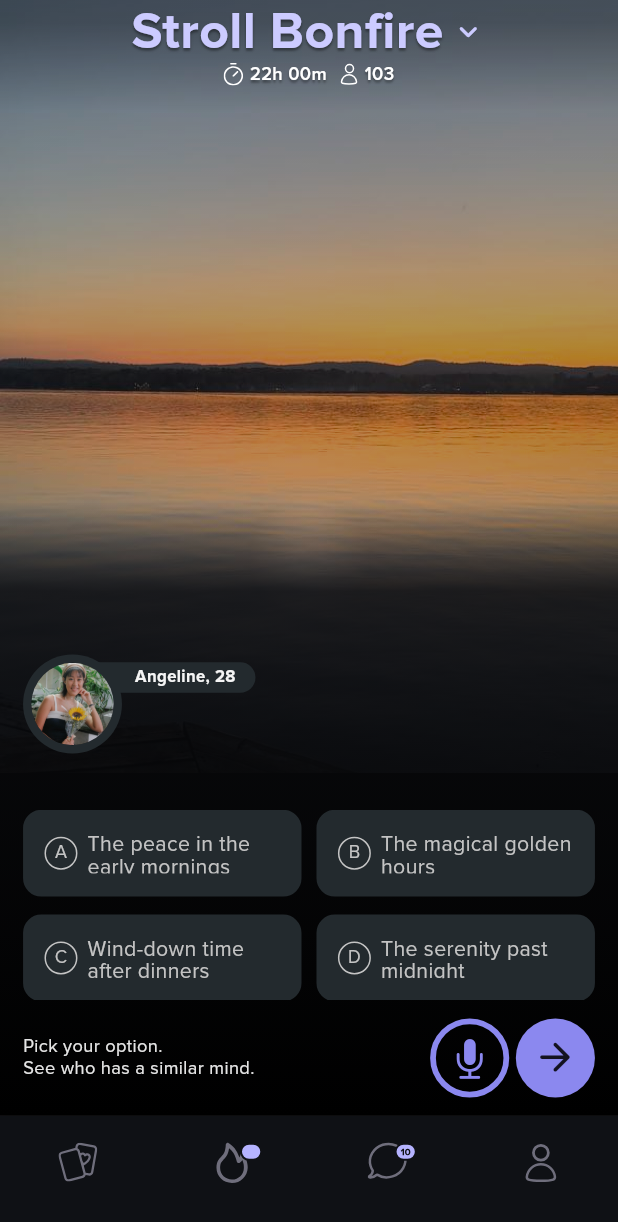
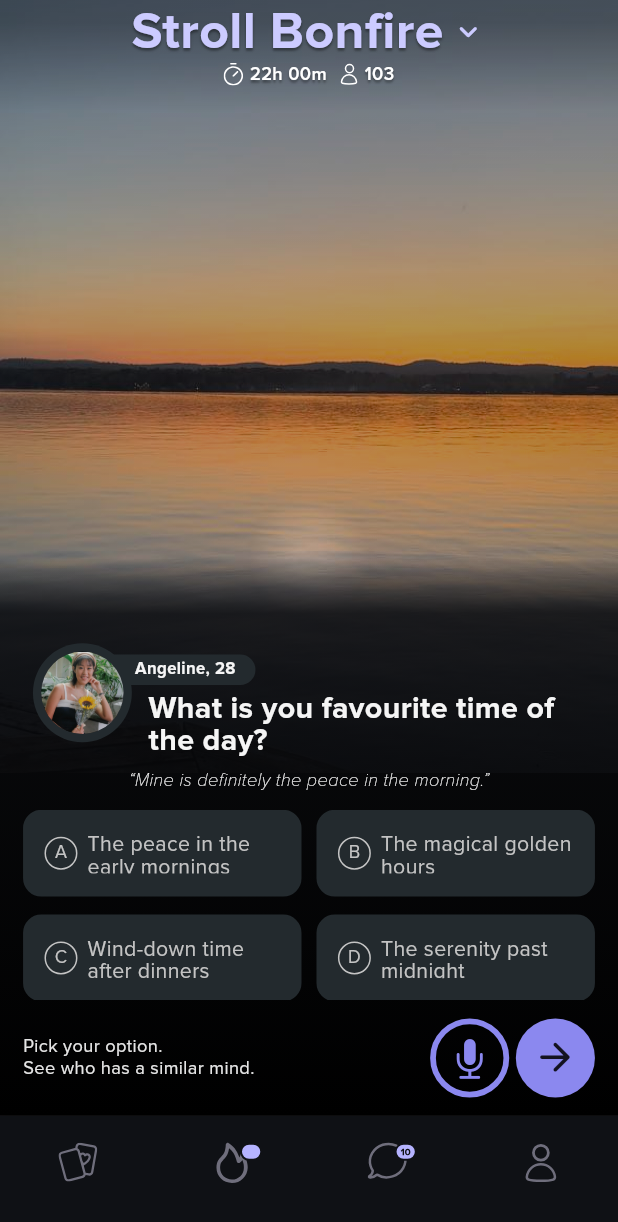
Before and after one commit to priscillaabhulimen/stroll_test, a Flutter app: the screen it shows after launch, on a phone screen of 412 x 824 dp. Shown: the top 1222 px of the screen. Run offline on Flutter 3.47's test engine with Material 3 defaults, Android fonts, the phone set to English and light mode, and no system bars; our stand-ins replace flutter_screenutil, flutter_svg, freezed_annotation, go_router, vector_graphics.

Commit message:
`Refactor BonfireHomeView widget layout and styles`

```diff
--- a/lib/ui/features/bonfire_home/presentation/view.dart
+++ b/lib/ui/features/bonfire_home/presentation/view.dart
@@ -92,7 +92,7 @@ class BonfireHomeView extends StatelessWidget {
             StrollColors.gradient64.withOpacity(0.85),
             StrollColors.black,
           ],
-          stops: const [0.45, 0.53, 1.0], // Adjust the fade transition
+          stops: const [0.5, 0.55, 1.0], // Adjust the fade transition
         ),
       ),
       child: Column(
@@ -104,7 +104,7 @@ class BonfireHomeView extends StatelessWidget {
             children: [
               Positioned(
                 left: 55.dm,
-                top: 30.h,
+                top: 15.h,
                 child: Container(
                   height: 20.h,
                   width: 100.w,
@@ -128,9 +128,13 @@ class BonfireHomeView extends StatelessWidget {
                   ),
                 ),
               ),
-              Container(
-                height: 115.h,
-                padding: EdgeInsets.symmetric(horizontal: 14.w),
+              SizedBox(
+                height: 105.h,
+                child: Column(
+                  children: [
+                    Expanded(
+                      child: Padding(
+                        padding: EdgeInsets.only(left: 20.w, right: 14.w),
                         child: Row(
                           children: [
                             Container(
@@ -146,7 +150,41 @@ class BonfireHomeView extends StatelessWidget {
                                     StrollAssets.images.png.avatar.provider(),
                                 backgroundColor: StrollColors.gradient80,
                               ),
+                            ),
+                            6.verticalGap,
+                            Expanded(
+                              child: Padding(
+                                padding: EdgeInsets.only(
+                                    left: 10.w, top: 40.h, right: 24.w),
+                                child: Column(
+                                  children: [
+                                    Text(
+                                      'What is you favourite time of the day?',
+                                      style: TextStyle(
+                                        color: StrollColors.smallTitleWhite,
+                                        fontSize: 20.sp,
+                                        height: 20.4.toLineHeight(20),
+                                        fontWeight: FontWeight.w700,
+                                      ),
+                                    ),
+                                  ],
+                                ),
+                              ),
                             )
+                          ],
+                        ),
+                      ),
+                    ),
+                    10.verticalGap,
+                    Text(
+                      '“Mine is definitely the peace in the morning.”',
+                      style: TextStyle(
+                          color: StrollColors.smallTitleWhite,
+                          fontSize: 12.sp,
+                          height: 14.4.toLineHeight(12),
+                          fontWeight: FontWeight.w400,
+                          fontStyle: FontStyle.italic),
+                    ),
                   ],
                 ),
               ),
```
Also changed, not shown: 1 other file. Lines whose indentation alone changed are shown as unchanged.
